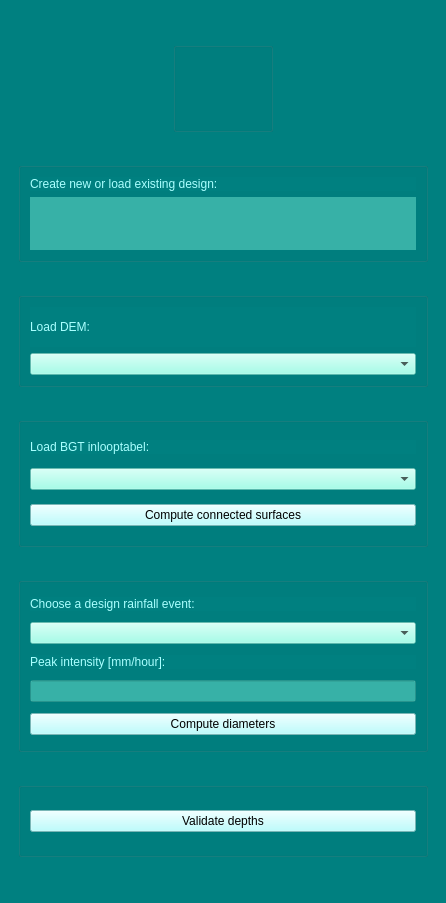
Above: sewerage_designer/sewerage_designer_dockwidget_base.ui from nens/sewerage-designer before the change. Below: the same form after it.
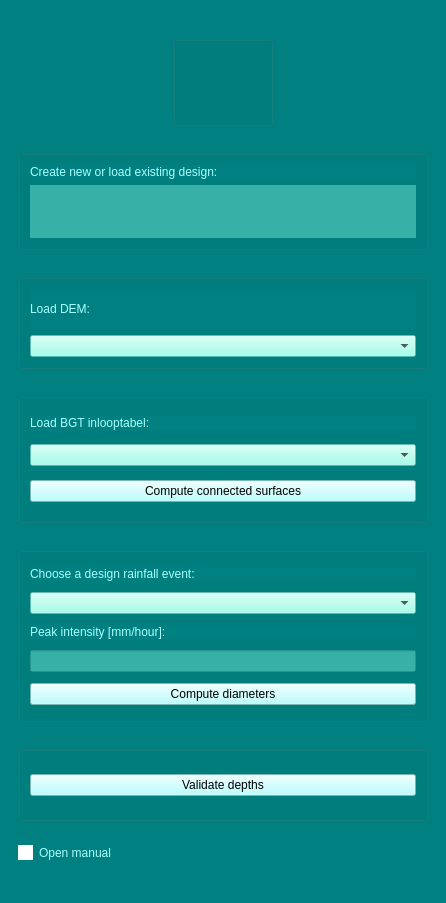
That is the form after the change. Icons and pictures are not drawn. Custom widgets are drawn as their Qt base class.

Commit message: metadeta update, test-data and manual click button

```diff
--- a/sewerage_designer/sewerage_designer_dockwidget_base.ui
+++ b/sewerage_designer/sewerage_designer_dockwidget_base.ui
@@ -10,6 +10,14 @@
     <height>903</height>
    </rect>
   </property>
+  <property name="font">
+   <font>
+    <pointsize>8</pointsize>
+   </font>
+  </property>
+  <property name="autoFillBackground">
+   <bool>false</bool>
+  </property>
   <property name="styleSheet">
    <string notr="true">background-color: rgb(0, 128, 128);</string>
   </property>
@@ -21,7 +29,7 @@
   </property>
   <widget class="QWidget" name="dockWidgetContents">
    <layout class="QGridLayout" name="gridLayout">
-    <item row="0" column="0">
+    <item row="0" column="1">
      <widget class="QScrollArea" name="scrollArea">
       <property name="styleSheet">
        <string notr="true"/>
@@ -44,7 +52,7 @@
          <x>0</x>
          <y>0</y>
          <width>424</width>
-         <height>855</height>
+         <height>857</height>
         </rect>
        </property>
        <layout class="QVBoxLayout" name="verticalLayout">
@@ -370,6 +378,54 @@
           </layout>
          </widget>
         </item>
+        <item>
+         <widget class="QRadioButton" name="radioButton_Help">
+          <property name="font">
+           <font>
+            <weight>50</weight>
+            <italic>false</italic>
+            <bold>false</bold>
+            <underline>false</underline>
+           </font>
+          </property>
+          <property name="autoFillBackground">
+           <bool>false</bool>
+          </property>
+          <property name="styleSheet">
+           <string notr="true">QRadioButton {
+    background-color:       transparent;
+    color:                  rgb(170, 255, 255);
+}
+
+QRadioButton::indicator {
+    width:                  11px;
+    height:                 11px;
+    border-radius:          8px;
+}
+
+QRadioButton::indicator:hover {
+    background-color:       rgba(140, 255, 230, 100);
+    border:                 2px solid white;
+}
+
+QRadioButton::indicator:checked {
+    background-color:       rgba(140, 255, 230, 100);
+    border:                 2px solid white;
+}
+
+QRadioButton::indicator:unchecked {
+    background-color:       white;
+    border:                 2px solid white;
+}</string>
+          </property>
+          <property name="text">
+           <string>Open manual</string>
+          </property>
+          <property name="checked">
+           <bool>false</bool>
+          </property>
+         </widget>
+        </item>
        </layout>
       </widget>
      </widget>
```
The commit also changes 9 other files.
